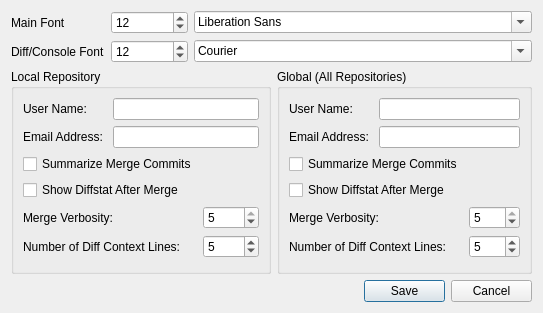
Old version of the form ui/optionsgui.ui in the repository git-cola/git-cola.
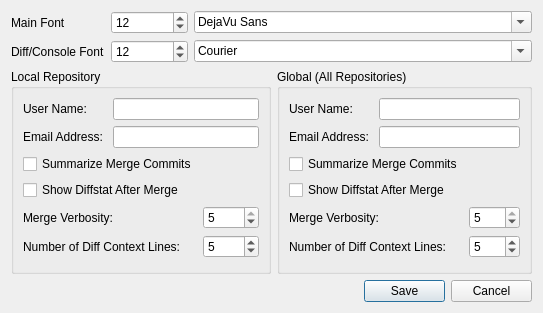
New version of the form.

Commit message: Added interactive font selection and update

The edit to the form file:
```diff
--- a/ui/optionsgui.ui
+++ b/ui/optionsgui.ui
@@ -34,7 +34,13 @@
     </widget>
    </item>
    <item row="0" column="2" colspan="4" >
-    <widget class="QFontComboBox" name="mainFontCombo" />
+    <widget class="QFontComboBox" name="mainFontCombo" >
+     <property name="currentFont" >
+      <font>
+       <family>Bitstream Vera Sans</family>
+      </font>
+     </property>
+    </widget>
    </item>
    <item row="1" column="0" >
     <widget class="QLabel" name="label_3" >
```
Left out of the diff: 18 changed lines with no effect on the pictures. The commit also changes 2 other files.
